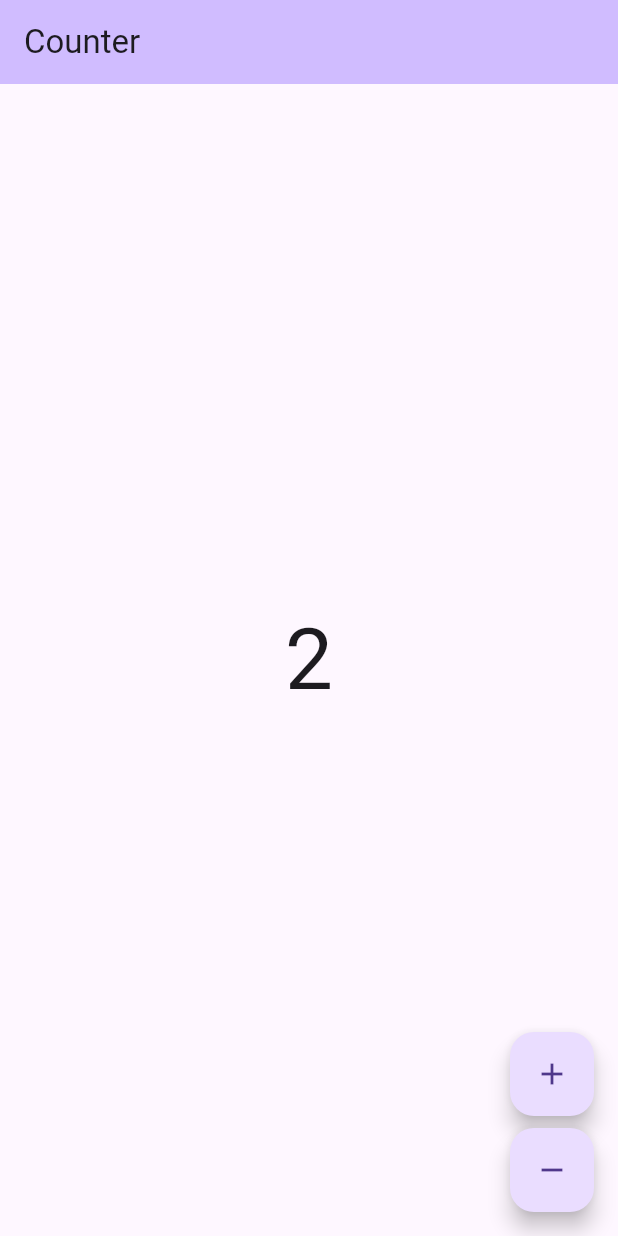
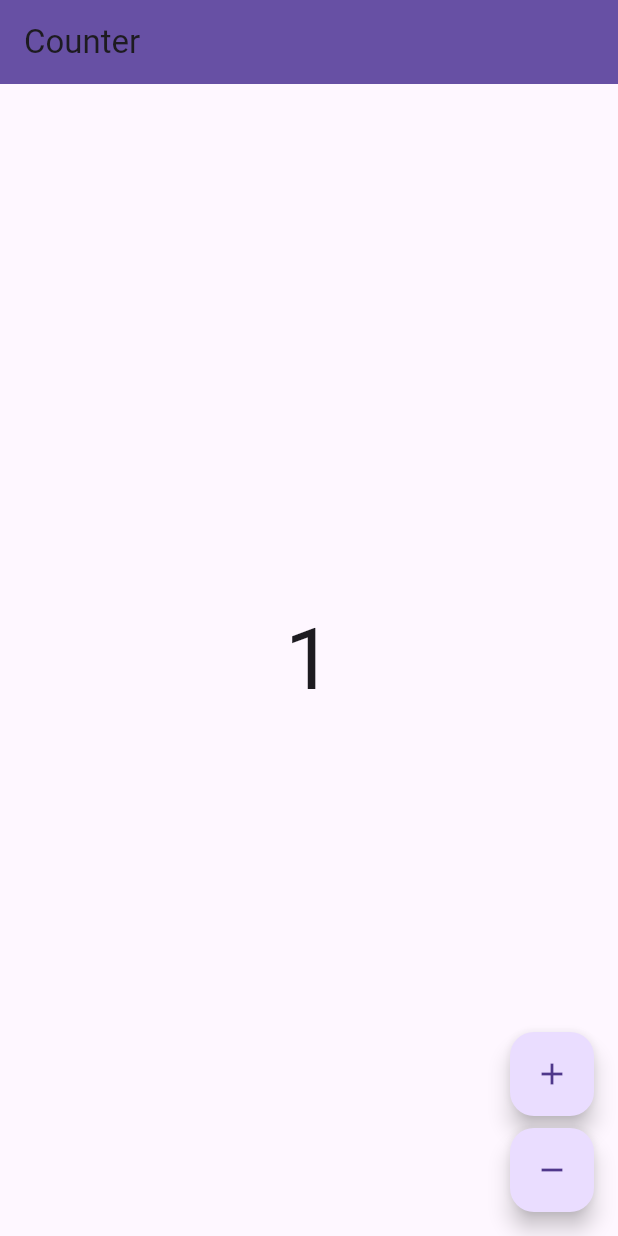
Before and after one commit to menghui0330/vgv_demo, a Flutter app: the screen it shows after launch, after a tap on the "add" icon, on a phone screen of 412 x 824 dp. Run offline on Flutter 3.47's test engine with Material 3 defaults, Android fonts, the phone set to English and light mode, and no system bars; our stand-ins replace bloc, flutter_bloc; generated files the repository leaves out were written again.

Commit message:
Fix shit

```diff
--- a/lib/app/view/app.dart
+++ b/lib/app/view/app.dart
@@ -10,7 +10,7 @@ class App extends StatelessWidget {
     return MaterialApp(
       theme: ThemeData(
         appBarTheme: AppBarTheme(
-          backgroundColor: Theme.of(context).colorScheme.inversePrimary,
+          backgroundColor: Theme.of(context).colorScheme.primary,
         ),
         useMaterial3: true,
       ),
--- a/lib/counter/cubit/counter_cubit.dart
+++ b/lib/counter/cubit/counter_cubit.dart
@@ -3,6 +3,6 @@ import 'package:bloc/bloc.dart';
 class CounterCubit extends Cubit<int> {
   CounterCubit() : super(0);
 
-  void increment() => emit(state + 2);
+  void increment() => emit(state + 1);
   void decrement() => emit(state - 1);
 }
```
